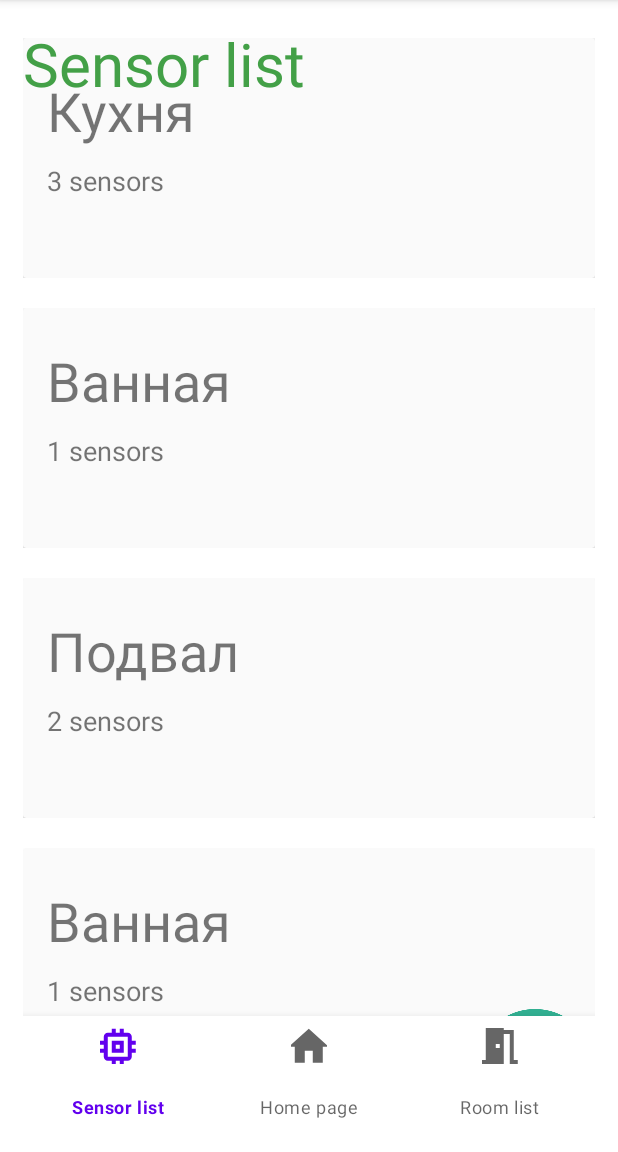
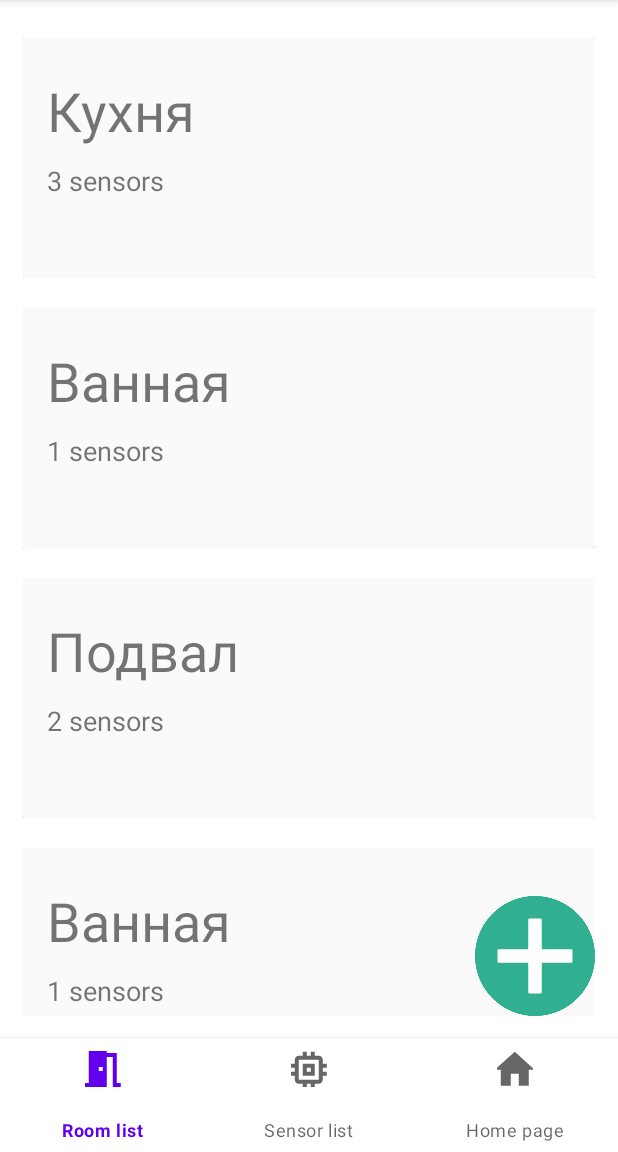
Before and after one commit to dderenok/smarthome-android-app, an Android app: the screen it shows after launch (MainActivity), on a phone screen of 412 x 824 dp, the part 84-1236 px from its top. Run offline under Robolectric (Android 15) with nearby library versions, the phone set to English and light mode, and no system bars.

Commit message:
[SMA-10] Add content for room list navigation page

```diff
--- a/app/src/main/java/com/example/smarthome/MainActivity.kt
+++ b/app/src/main/java/com/example/smarthome/MainActivity.kt
@@ -2,80 +2,48 @@ package com.example.smarthome
 
 import androidx.appcompat.app.AppCompatActivity
 import android.os.Bundle
-import android.util.Log.d
 import androidx.fragment.app.Fragment
-import androidx.recyclerview.widget.LinearLayoutManager
-import androidx.recyclerview.widget.RecyclerView
+import com.example.smarthome.R.id.bottomNavigationView
 import com.example.smarthome.R.id.flFragment
-import com.example.smarthome.R.id.recyclerView as recyclerViewLayout
+import com.example.smarthome.R.id.home_page
+import com.example.smarthome.R.id.sensor_list
+import com.example.smarthome.R.id.room_list
 import com.example.smarthome.R.layout.activity_main
-import com.example.smarthome.adapter.RoomAdapter
 import com.example.smarthome.fragment.HomePage
 import com.example.smarthome.fragment.RoomList
 import com.example.smarthome.fragment.SensorList
-import com.example.smarthome.model.Room
 import com.google.android.material.bottomnavigation.BottomNavigationView
 
 class MainActivity : AppCompatActivity() {
-    private lateinit var recyclerView: RecyclerView
-    private lateinit var viewAdapter: RecyclerView.Adapter<*>
-    private lateinit var viewManager: RecyclerView.LayoutManager
-    private var roomList = listOf<Room>()
-
-    init {
-        roomList = roomList + listOf(Room("Кухня", 3))
-        roomList = roomList + listOf(Room("Ванная", 1))
-        roomList = roomList + listOf(Room("Подвал", 2))
-        roomList = roomList + listOf(Room("Ванная", 1))
-        roomList = roomList + listOf(Room("Подвал", 2))
-    }
-
     override fun onCreate(savedInstanceState: Bundle?) {
         super.onCreate(savedInstanceState)
         setContentView(activity_main)
-        d(MAIN_LOG_TAG, "Main page started")
-
-        val sensorListFragment = SensorList()
-        val homePageFragment = HomePage()
-        val roomListFragment = RoomList()
-
-        setCurrentFragment(sensorListFragment)
-
-        val bottomNavView = findViewById<BottomNavigationView>(R.id.bottomNavigationView)
-        bottomNavView.setOnNavigationItemSelectedListener {
-            when (it.itemId) {
-                R.id.sensor_list->setCurrentFragment(sensorListFragment)
-                R.id.home_page->setCurrentFragment(homePageFragment)
-                R.id.room_list->setCurrentFragment(roomListFragment)
-            }
-            true
-        }
-
-        if (roomList.isEmpty()) {
-            // TODO d.derenok: Add generate room list method
-        }
-
-        performRecyclerView()
+        setNavigationMenuSettings()
     }
 
-    private fun setCurrentFragment(fragment: Fragment) =
-        supportFragmentManager.beginTransaction().apply {
+    private fun setNavigationMenuSettings() {
+        val roomListFragment = RoomList()
+        setCurrentFragment(roomListFragment)
+
+        findViewById<BottomNavigationView>(bottomNavigationView)
+            .let {
+                it.setNavigationItemListener(currentNavigationItem = roomListFragment)
+            }
+    }
+
+    private fun setCurrentFragment(fragment: Fragment) = supportFragmentManager.beginTransaction()
+        .apply {
             replace(flFragment, fragment)
             commit()
         }
 
-    private fun performRecyclerView() {
-        viewManager = LinearLayoutManager(this)
-        viewAdapter = RoomAdapter(roomList)
-
-        recyclerView = findViewById<RecyclerView>(recyclerViewLayout).apply {
-            setHasFixedSize(true)
-            layoutManager = viewManager
-            adapter = viewAdapter
+    private fun BottomNavigationView.setNavigationItemListener(currentNavigationItem: Fragment) =
+        setOnNavigationItemSelectedListener { menuItem ->
+            when (menuItem.itemId) {
+                room_list -> setCurrentFragment(currentNavigationItem)
+                sensor_list -> setCurrentFragment(SensorList())
+                home_page ->setCurrentFragment(HomePage())
+            }
+            true
         }
-    }
-
-    companion object {
-        private var MAIN_LOG_TAG = MainActivity::class.java.simpleName
-    }
 }
--- a/app/src/main/java/com/example/smarthome/fragment/RoomList.kt
+++ b/app/src/main/java/com/example/smarthome/fragment/RoomList.kt
@@ -1,8 +1,46 @@
 package com.example.smarthome.fragment
 
+import android.os.Bundle
+import android.view.LayoutInflater
+import android.view.View
+import android.view.ViewGroup
 import androidx.fragment.app.Fragment
+import androidx.recyclerview.widget.LinearLayoutManager
+import androidx.recyclerview.widget.RecyclerView
+import com.example.smarthome.R.id.recyclerView as recyclerViewLayout
 import com.example.smarthome.R.layout.fragment_room_list
+import com.example.smarthome.adapter.RoomAdapter
+import com.example.smarthome.model.Room
 
-class RoomList : Fragment(fragment_room_list) {
+class RoomList : Fragment() {
+    private lateinit var recyclerView: RecyclerView
+    private var roomList = listOf<Room>()
 
+    init {
+        roomList = roomList + listOf(Room("Кухня", 3))
+        roomList = roomList + listOf(Room("Ванная", 1))
+        roomList = roomList + listOf(Room("Подвал", 2))
+        roomList = roomList + listOf(Room("Ванная", 1))
+        roomList = roomList + listOf(Room("Подвал", 2))
+    }
+
+    override fun onCreateView(
+        inflater: LayoutInflater,
+        container: ViewGroup?,
+        savedInstanceState: Bundle?
+    ): View? {
+        val view = inflater.inflate(fragment_room_list, container, false)
+
+        if (roomList.isEmpty()) {
+            // TODO d.derenok: Add generate room list method
+        }
+
+        recyclerView = view.findViewById<RecyclerView>(recyclerViewLayout).apply {
+            setHasFixedSize(true)
+            layoutManager = LinearLayoutManager(view.context)
+            adapter = RoomAdapter(roomList)
+        }
+
+        return view
+    }
 }
--- a/app/src/main/res/layout/activity_main.xml
+++ b/app/src/main/res/layout/activity_main.xml
@@ -6,22 +6,7 @@
     android:layout_width="match_parent"
     android:layout_height="match_parent"
     tools:context=".MainActivity"
-    android:orientation="vertical"
-    android:padding="15dp">
-
-    <androidx.recyclerview.widget.RecyclerView
-        android:id="@+id/recyclerView"
-        android:layout_width="match_parent"
-        android:layout_height="match_parent"
-        android:scrollbars="vertical"/>
-
-    <ImageView
-        android:layout_width="80dp"
-        android:layout_height="80dp"
-        android:layout_alignParentBottom="true"
-        android:src="@drawable/plus_green"
-        app:layout_constraintBottom_toBottomOf="parent"
-        app:layout_constraintEnd_toEndOf="parent" />
+    android:orientation="vertical">
 
     <FrameLayout
         android:id="@+id/flFragment"
--- a/app/src/main/res/layout/fragment_room_list.xml
+++ b/app/src/main/res/layout/fragment_room_list.xml
@@ -6,17 +6,25 @@
     android:layout_height="match_parent"
     tools:context=".fragment.RoomList">
 
-    <TextView
-        android:id="@+id/secondFragment"
-        android:layout_width="wrap_content"
-        android:layout_height="wrap_content"
-        android:text="Room list"
-        android:textColor="#43a047"
-        android:textSize="40sp"
-        app:layout_constraintBottom_toBottomOf="parent"
-        app:layout_constraintEnd_toEndOf="parent"
-        app:layout_constraintHorizontal_bias="0.5"
-        app:layout_constraintStart_toStartOf="parent"
-        app:layout_constraintTop_toTopOf="parent" />
+    <androidx.constraintlayout.widget.ConstraintLayout
+        android:layout_width="match_parent"
+        android:layout_height="match_parent"
+        android:orientation="vertical"
+        android:padding="15dp">
+        <androidx.recyclerview.widget.RecyclerView
+            android:id="@+id/recyclerView"
+            android:layout_width="match_parent"
+            android:layout_height="match_parent"
+            android:scrollbars="vertical"/>
+
+        <ImageView
+            android:layout_width="80dp"
+            android:layout_height="80dp"
+            android:layout_alignParentBottom="true"
+            android:src="@drawable/plus_green"
+            app:layout_constraintBottom_toBottomOf="parent"
+            app:layout_constraintEnd_toEndOf="parent" />
+
+    </androidx.constraintlayout.widget.ConstraintLayout>
 
 </FrameLayout>
--- a/app/src/main/res/menu/bottom_navigation_menu.xml
+++ b/app/src/main/res/menu/bottom_navigation_menu.xml
@@ -1,5 +1,9 @@
 <?xml version="1.0" encoding="utf-8"?>
 <menu xmlns:android="http://schemas.android.com/apk/res/android">
+    <item
+        android:id="@+id/room_list"
+        android:title="Room list"
+        android:icon="@drawable/room_list_page_foreground"/>
     <item
         android:id="@+id/sensor_list"
         android:title="Sensor list"
@@ -8,8 +12,4 @@
         android:id="@+id/home_page"
         android:title="Home page"
         android:icon="@drawable/home_page_foreground"/>
-    <item
-        android:id="@+id/room_list"
-        android:title="Room list"
-        android:icon="@drawable/room_list_page_foreground"/>
 </menu>
```
